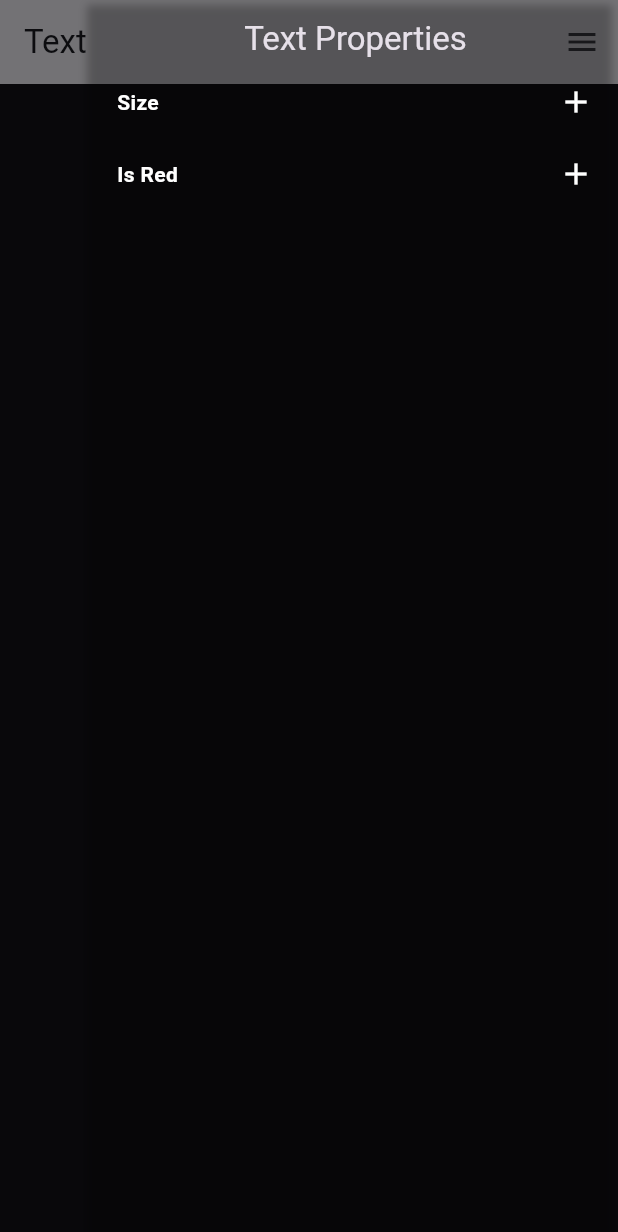
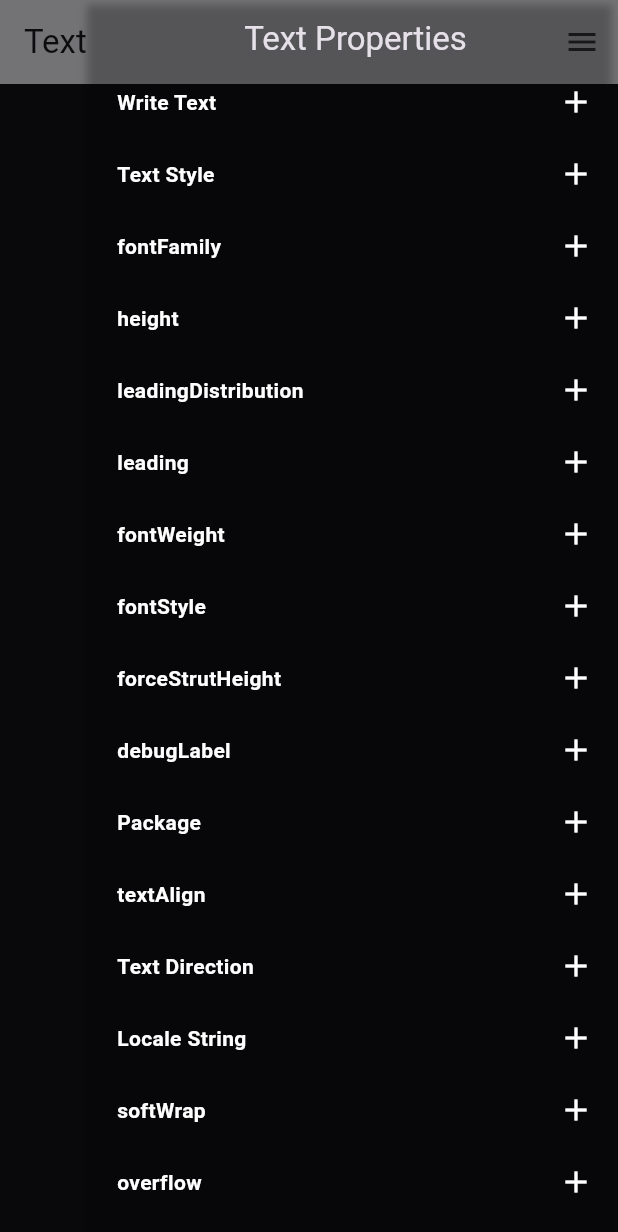
Before and after one commit to s4-ali/flutter_quest, a Flutter app: the TextPropertyExplorer widget shown alone on an empty page, opened directly, with the side drawer open, on a phone screen of 412 x 824 dp. Shown: the top 1232 px of the screen. Run offline on Flutter 3.47's test engine with Material 2 defaults, Android fonts, the phone set to English and light mode, and no system bars; our stand-ins replace responsive_builder.

Commit message:
#30: implemented fields in text widgets

```diff
--- a/lib/catalog/widgets/text.dart
+++ b/lib/catalog/widgets/text.dart
@@ -1,6 +1,11 @@
 import 'package:flutter/material.dart';
 import 'package:flutter_quest/property_fields/boolean_field.dart';
+import 'package:flutter_quest/property_fields/color_field.dart';
+import 'package:flutter_quest/property_fields/list_field.dart';
 import 'package:flutter_quest/property_fields/number_field.dart';
+import 'package:flutter_quest/property_fields/string_field_field.dart';
+import 'package:flutter_quest/property_fields/text_direction_field.dart';
+import 'package:flutter_quest/property_fields/text_style_field.dart';
 import 'package:flutter_quest/widgets/core/propery_builder.dart';
 
 class TextPropertyExplorer extends StatelessWidget {
@@ -13,20 +18,72 @@ class TextPropertyExplorer extends StatelessWidget {
     return PropertyExplorerBuilder(
       widgetName: "Text",
       builder: (provider) {
-        final size = provider.numberField(id: "size", title: "Size")??0.0;
-        final isRed = provider.booleanField(id: "isRed", title: "Is Red");
-        final color = isRed == null
-            ? Colors.green
-            : isRed
-                ? Colors.red
-                : Colors.blue;
+        final data = provider.stringField(id: "data", title: "Write Text");
+        final style = provider.textStyleField(id: "style", title: "Text Style");
+        final fontFamily =
+            provider.stringField(id: "fontFamily", title: "fontFamily");
+        final height = provider.doubleField(id: "height", title: "height");
+        final leadingDistribution = provider.listField(
+            id: "leadingDistribution",
+            title: "leadingDistribution",
+            values: TextLeadingDistribution.values);
+        final leading = provider.doubleField(id: "leading", title: "leading");
+        final fontWeight = provider.listField(
+            id: "fontWeight", title: "fontWeight", values: FontWeight.values);
+        final fontStyle = provider.listField(
+            id: "fontStyle", title: "fontStyle", values: FontStyle.values);
+        final forceStrutHeight = provider.booleanField(
+            id: "forceStrutHeight", title: "forceStrutHeight");
+        final debugLabel =
+            provider.stringField(id: "debugLabel", title: "debugLabel");
+        final package = provider.stringField(id: "package", title: "Package");
+        final textAlign = provider.listField(
+            id: "textAlign", title: "textAlign", values: TextAlign.values);
+        final textDirection = provider.textDirectionField(
+            id: "textDirection", title: "Text Direction");
+        final locale =
+            provider.stringField(id: "locale", title: "Locale String");
+        final softWrap =
+            provider.booleanField(id: "softWrap", title: "softWrap");
+        final overflow = provider.listField(
+            id: "overflow", title: "overflow", values: TextOverflow.values);
+        final textScaleFactor = provider.doubleField(
+            id: "textScaleFactor", title: "textScaleFactor");
+        final maxLines = provider.intField(id: "maxLines", title: "maxLines");
+        final semanticsLabel =
+            provider.stringField(id: "semanticsLabel", title: "semanticsLabel");
+        final textWidthBasis = provider.listField(
+            id: "textWidthBasis",
+            title: "textWidthBasis",
+            values: TextWidthBasis.values);
+        final selectionColor =
+            provider.colorField(id: "selectionColor", title: "selectionColor");
 
         return Text(
-          "Text",
-          style: TextStyle(
-            color: color,
-            fontSize: size.toDouble(),
+          data ?? "",
+          style: style,
+          strutStyle: StrutStyle(
+            fontFamily: fontFamily,
+            height: height,
+            leadingDistribution: leadingDistribution,
+            leading: leading,
+            fontWeight: fontWeight,
+            fontStyle: fontStyle,
+            forceStrutHeight: forceStrutHeight,
+            debugLabel: debugLabel,
+            package: package,
           ),
+          textAlign: textAlign,
+          textDirection: textDirection,
+          locale: Locale(locale ?? ""),
+          softWrap: softWrap,
+          overflow: overflow,
+          textScaleFactor: textScaleFactor,
+          maxLines: maxLines,
+          semanticsLabel: semanticsLabel,
+          textWidthBasis: textWidthBasis,
+          textHeightBehavior: const TextHeightBehavior(),
+          selectionColor: selectionColor,
         );
       },
     );
```
